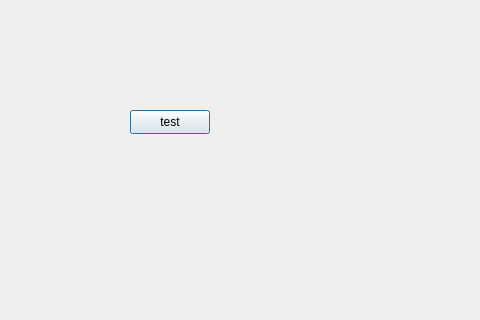
Old version of the form dialog.ui in the repository libai88-ok/my_qtscrcpy; both pictures show x 160 to 640 and y 0 to 320 of the 800 by 600 pixel window.
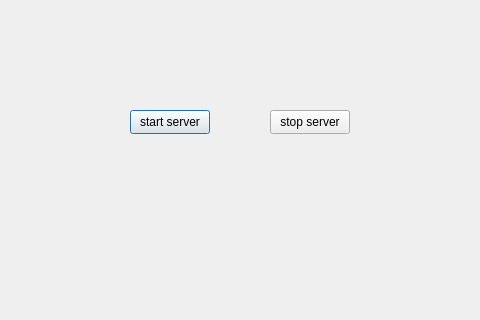
New version of the form.

Commit message: server completed

Diff of the .ui file:
```diff
--- a/dialog.ui
+++ b/dialog.ui
@@ -23,7 +23,20 @@
     </rect>
    </property>
    <property name="text">
-    <string>test</string>
+    <string>start server</string>
+   </property>
+  </widget>
+  <widget class="QPushButton" name="stopServerBtn">
+   <property name="geometry">
+    <rect>
+     <x>430</x>
+     <y>110</y>
+     <width>80</width>
+     <height>24</height>
+    </rect>
+   </property>
+   <property name="text">
+    <string>stop server</string>
    </property>
   </widget>
  </widget>
```
The commit also changes 8 other files.
